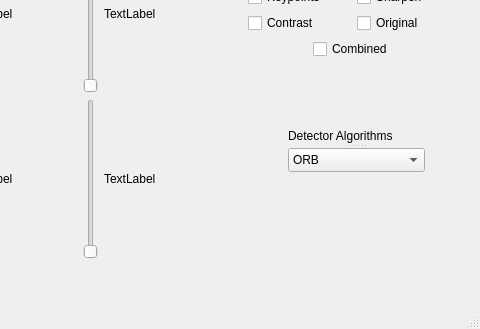
The window that opencv_tut/resources/gui_keypoints.ui (pal-robotics/tiago_tutorials) describes before a commit, drawn with Qt 5; both pictures show x 212 to 692 and y 269 to 598 of the 692 by 598 pixel window.
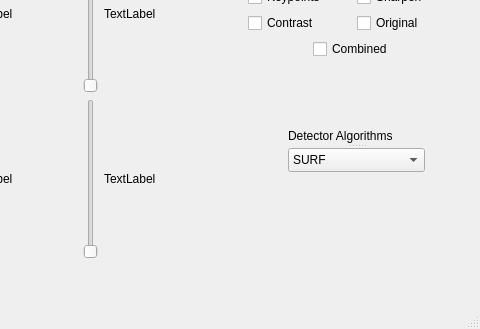
The same window after the commit.

Commit message: finished first release of keypoint tutorial

Diff of the .ui file:
```diff
--- a/opencv_tut/resources/gui_keypoints.ui
+++ b/opencv_tut/resources/gui_keypoints.ui
@@ -163,7 +163,7 @@
      </item>
     </layout>
    </widget>
-   <widget class="QWidget" name="">
+   <widget class="QWidget" name="layoutWidget">
     <property name="geometry">
      <rect>
       <x>460</x>
@@ -232,7 +232,7 @@
      </item>
     </layout>
    </widget>
-   <widget class="QWidget" name="">
+   <widget class="QWidget" name="layoutWidget">
     <property name="geometry">
      <rect>
       <x>460</x>
@@ -304,11 +304,6 @@
      </property>
     </widget>
     <widget class="QComboBox" name="Detector_choice">
-     <item>
-      <property name="text">
-       <string>ORB</string>
-      </property>
-     </item>
      <item>
       <property name="text">
        <string>SURF</string>
```
Left out of the diff: 63 changed lines with no effect on the pictures. The commit also changes 8 other files.
